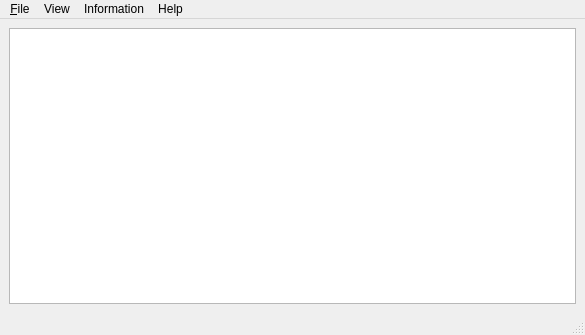
Above: mainwindow.ui from ripper2256/reqifreader before the change. Below: the same form after it.
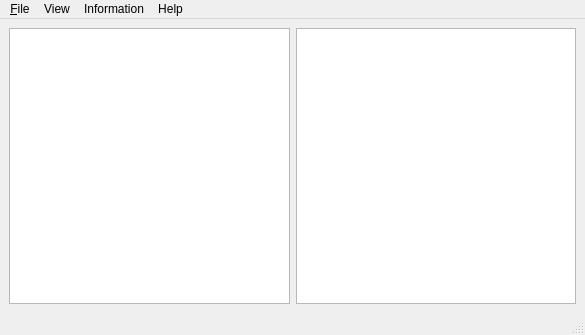
That is the form after the change.

Commit message: navigation windows implemented

```diff
--- a/mainwindow.ui
+++ b/mainwindow.ui
@@ -20,6 +20,9 @@
       <property name="sizeConstraint">
        <enum>QLayout::SetNoConstraint</enum>
       </property>
+      <item>
+       <widget class="QTreeView" name="navigation"/>
+      </item>
       <item>
        <widget class="QTreeView" name="treeView"/>
       </item>
```
The commit also changes 7 other files.
